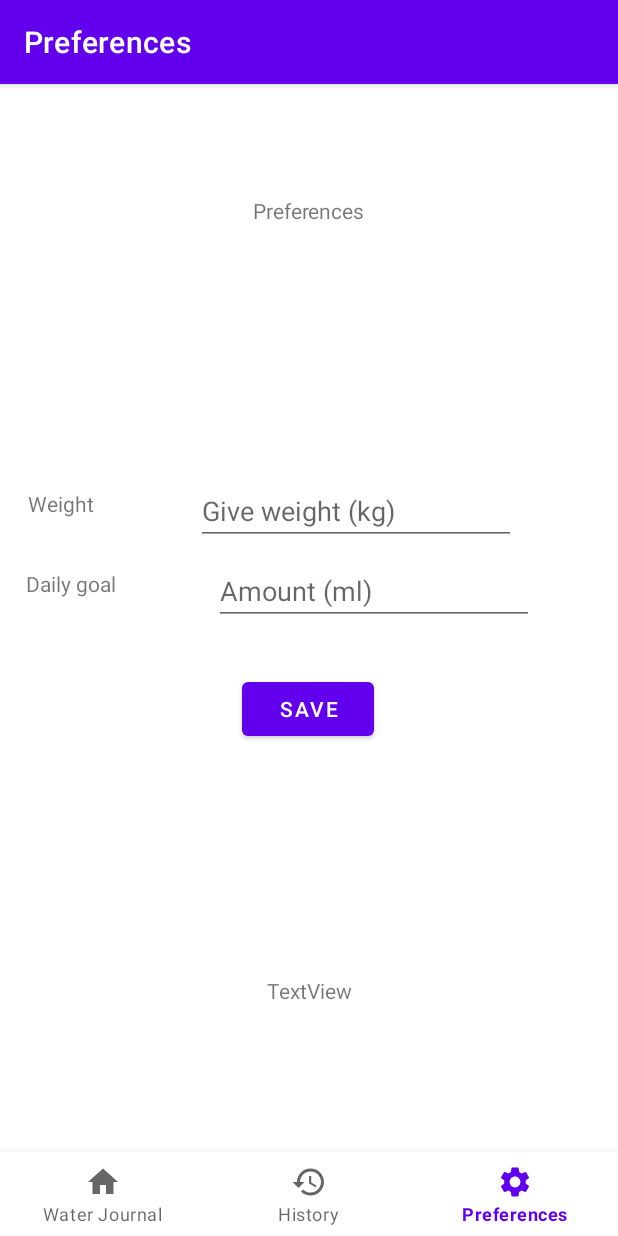
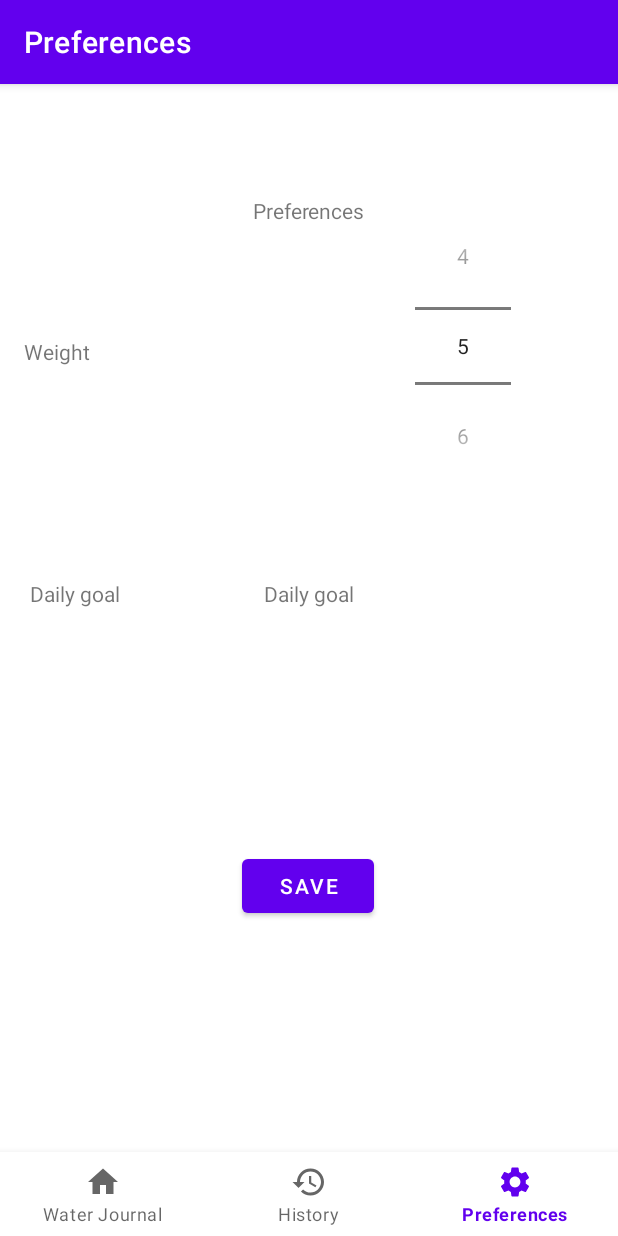
Before and after one commit to saabismi/waterjournal, an Android app: the PreferencesFragment screen opened through its navigation route, on a phone screen of 412 x 824 dp. Run offline under Robolectric (Android 15) with nearby library versions, the phone set to English and light mode, and no system bars; our stand-ins replace navigation-ui.

Commit message:
paino picker asetuksiin

```diff
--- a/app/src/main/java/com/example/waterjournal/ui/preferences/PreferencesFragment.java
+++ b/app/src/main/java/com/example/waterjournal/ui/preferences/PreferencesFragment.java
@@ -4,6 +4,7 @@ import android.os.Bundle;
 import android.view.LayoutInflater;
 import android.view.View;
 import android.view.ViewGroup;
+import android.widget.NumberPicker;
 import android.widget.TextView;
 
 import androidx.annotation.NonNull;
@@ -16,11 +17,28 @@ import com.example.waterjournal.R;
 
 public class PreferencesFragment extends Fragment {
 
+    private NumberPicker weightPicker, dailyPicker;
+    private TextView textWeight, textAmount;
+
     public View onCreateView(@NonNull LayoutInflater inflater,
                              ViewGroup container, Bundle savedInstanceState) {
 
         View pref = inflater.inflate(R.layout.fragment_preferences, container, false);
 
+        textWeight = pref.findViewById(R.id.textWeight);
+        weightPicker = pref.findViewById(R.id.weightPicker);
+
+        weightPicker.setMinValue(0);
+        weightPicker.setMaxValue(10);
+        weightPicker.setValue(5);
+
+        weightPicker.setOnValueChangedListener(new NumberPicker.OnValueChangeListener() {
+            @Override
+            public void onValueChange(NumberPicker numberPicker, int i, int i1) {
+                textWeight.setText(i1 + " (kg)");
+            }
+        });
+
         return pref;
     }
 }
--- a/app/src/main/res/layout/fragment_home.xml
+++ b/app/src/main/res/layout/fragment_home.xml
@@ -45,7 +45,7 @@
         app:layout_constraintTop_toTopOf="parent" />
 
     <TextView
-        android:id="@+id/textDailyGoal"
+        android:id="@+id/textUsersDailyGoal"
         android:layout_width="wrap_content"
         android:layout_height="wrap_content"
         android:text="@string/text_daily_goal"
@@ -63,7 +63,7 @@
         android:text="@string/text_amount_goal"
         app:layout_constraintEnd_toEndOf="parent"
         app:layout_constraintStart_toStartOf="parent"
-        app:layout_constraintTop_toBottomOf="@+id/textDailyGoal" />
+        app:layout_constraintTop_toBottomOf="@+id/textUsersDailyGoal" />
 
     <Button
         android:id="@+id/buttonRemoveResent"
--- a/app/src/main/res/layout/fragment_preferences.xml
+++ b/app/src/main/res/layout/fragment_preferences.xml
@@ -10,64 +10,39 @@
         android:id="@+id/button"
         android:layout_width="wrap_content"
         android:layout_height="wrap_content"
-        android:layout_marginTop="32dp"
+        android:layout_marginBottom="209dp"
         android:text="@string/button_save_preferences"
+        app:layout_constraintBottom_toBottomOf="parent"
         app:layout_constraintEnd_toEndOf="parent"
         app:layout_constraintHorizontal_bias="0.498"
-        app:layout_constraintStart_toStartOf="parent"
-        app:layout_constraintTop_toBottomOf="@+id/editTextTextPersonName2" />
+        app:layout_constraintStart_toStartOf="parent" />
 
-    <EditText
-        android:id="@+id/editTextTextPersonName2"
+    <NumberPicker
+        android:id="@+id/weightPicker"
         android:layout_width="wrap_content"
         android:layout_height="wrap_content"
-        android:layout_marginTop="8dp"
-        android:autofillHints=""
-        android:ems="10"
-        android:hint="@string/text_drink_ml"
-        android:inputType="textPersonName"
+        android:layout_marginStart="60dp"
+        android:layout_marginTop="10dp"
+        android:layout_marginEnd="60dp"
         app:layout_constraintEnd_toEndOf="parent"
-        app:layout_constraintHorizontal_bias="0.54"
-        app:layout_constraintStart_toEndOf="@+id/textView5"
-        app:layout_constraintTop_toBottomOf="@+id/editTextTextPersonName" />
+        app:layout_constraintStart_toEndOf="@+id/textWeight"
+        app:layout_constraintTop_toTopOf="@+id/textPreferences" />
 
-    <EditText
-        android:id="@+id/editTextTextPersonName"
+    <TextView
+        android:id="@+id/textWeight"
         android:layout_width="wrap_content"
         android:layout_height="wrap_content"
-        android:layout_marginTop="262dp"
-        android:autofillHints=""
-        android:ems="10"
-        android:hint="@string/text_add_weight"
-        android:inputType="textPersonName"
+        android:layout_marginStart="16dp"
+        android:layout_marginTop="75dp"
+        android:layout_marginBottom="77dp"
+        app:layout_constraintBottom_toBottomOf="@+id/weightPicker"
         app:layout_constraintEnd_toEndOf="parent"
-        app:layout_constraintStart_toEndOf="@+id/textView4"
-        app:layout_constraintTop_toTopOf="parent" />
+        app:layout_constraintHorizontal_bias="0.477"
+        app:layout_constraintStart_toStartOf="parent"
+        app:layout_constraintTop_toBottomOf="@+id/textPreferences" />
 
     <TextView
-        android:id="@+id/textView5"
-        android:layout_width="wrap_content"
-        android:layout_height="wrap_content"
-        android:layout_marginTop="16dp"
-        android:text="@string/text_daily_goal"
-        app:layout_constraintEnd_toEndOf="parent"
-        app:layout_constraintHorizontal_bias="0.05"
-        app:layout_constraintStart_toStartOf="parent"
-        app:layout_constraintTop_toBottomOf="@+id/editTextTextPersonName" />
-
-    <TextView
-        android:id="@+id/textView4"
-        android:layout_width="wrap_content"
-        android:layout_height="wrap_content"
-        android:layout_marginBottom="34dp"
-        android:text="@string/text_weight"
-        app:layout_constraintBottom_toTopOf="@+id/textView5"
-        app:layout_constraintEnd_toEndOf="parent"
-        app:layout_constraintHorizontal_bias="0.05"
-        app:layout_constraintStart_toStartOf="parent" />
-
-    <TextView
-        android:id="@+id/textView2"
+        android:id="@+id/textPreferences"
         android:layout_width="wrap_content"
         android:layout_height="wrap_content"
         android:text="@string/text_preferences"
@@ -78,13 +53,34 @@
         app:layout_constraintVertical_bias="0.1" />
 
     <TextView
-        android:id="@+id/text_preferences"
+        android:id="@+id/textUsersWeight"
         android:layout_width="wrap_content"
         android:layout_height="wrap_content"
-        android:text="TextView"
-        app:layout_constraintBottom_toBottomOf="parent"
+        android:layout_marginStart="16dp"
+        android:text="@string/text_weight"
+        app:layout_constraintBottom_toBottomOf="@+id/textWeight"
+        app:layout_constraintStart_toStartOf="parent"
+        app:layout_constraintTop_toTopOf="@+id/textWeight" />
+
+    <TextView
+        android:id="@+id/textUsersDailyGoal"
+        android:layout_width="wrap_content"
+        android:layout_height="wrap_content"
+        android:layout_marginStart="20dp"
+        android:text="@string/text_daily_goal"
+        app:layout_constraintBaseline_toBaselineOf="@+id/textDaily"
+        app:layout_constraintStart_toStartOf="parent" />
+
+    <TextView
+        android:id="@+id/textDaily"
+        android:layout_width="wrap_content"
+        android:layout_height="wrap_content"
+        android:layout_marginStart="16dp"
+        android:layout_marginTop="65dp"
+        android:text="@string/text_daily_goal"
         app:layout_constraintEnd_toEndOf="parent"
+        app:layout_constraintHorizontal_bias="0.476"
         app:layout_constraintStart_toStartOf="parent"
-        app:layout_constraintTop_toBottomOf="@+id/button" />
+        app:layout_constraintTop_toBottomOf="@+id/weightPicker" />
 
 </androidx.constraintlayout.widget.ConstraintLayout>
```
